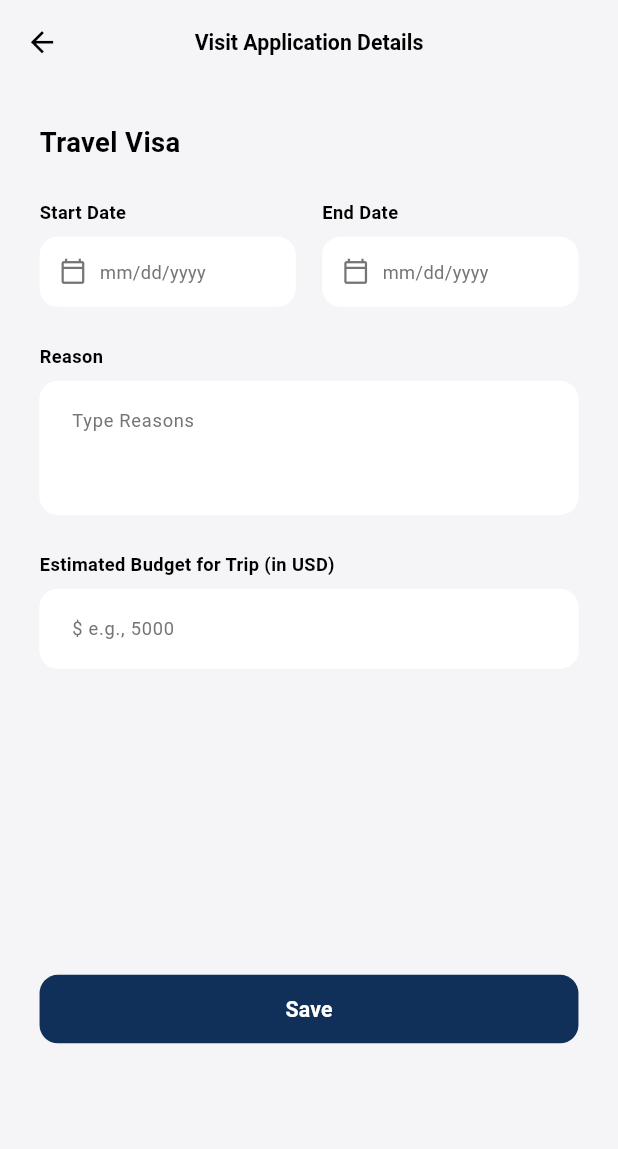
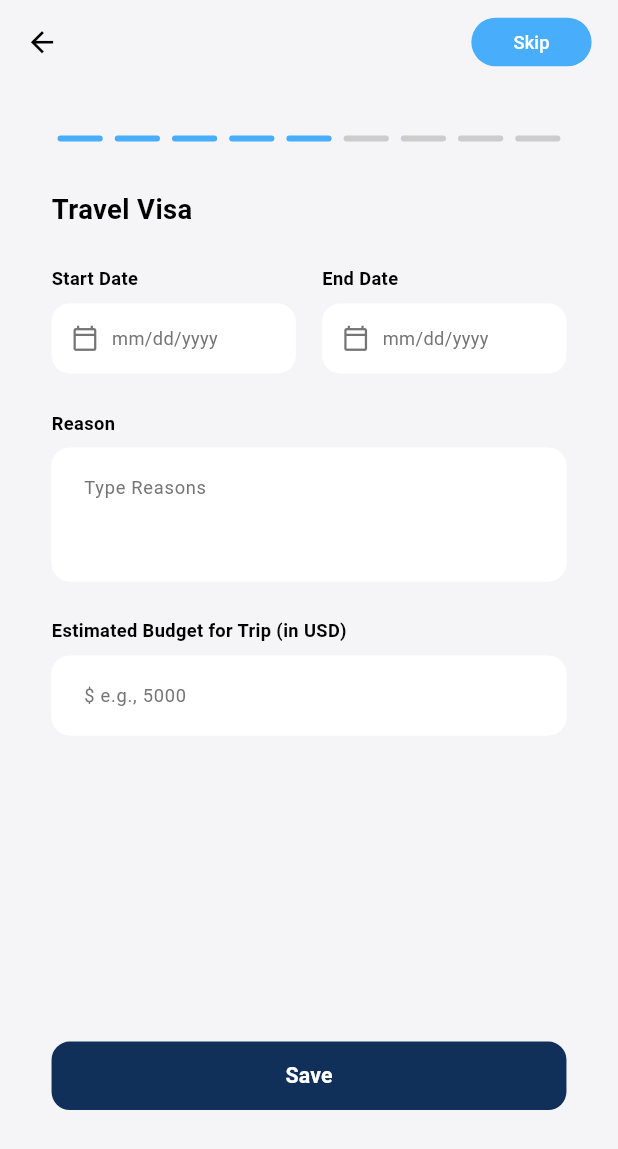
Before and after one commit to Qazaz2350/mv-travel, a Flutter app: the _TravelVisaContent screen opened directly, on a phone screen of 412 x 824 dp. Shown: the top 1149 px of the screen. Run offline on Flutter 3.47's test engine with Material 3 defaults, Android fonts, the phone set to English and light mode, and no system bars; our stand-ins replace flutter_screenutil.

Commit message:
Your commit message

```diff
--- a/lib/views/user_verification/travel_visit_screen.dart
+++ b/lib/views/user_verification/travel_visit_screen.dart
@@ -3,6 +3,8 @@ import 'package:flutter_screenutil/flutter_screenutil.dart';
 import 'package:mvtravel/utilis/FontSizes.dart';
 import 'package:mvtravel/utilis/colors.dart';
 import 'package:mvtravel/utilis/commen/full_size_button.dart';
+import 'package:mvtravel/utilis/commen/progress_indicator.dart';
+import 'package:mvtravel/utilis/commen/widgets/skip_button.dart';
 import 'package:mvtravel/utilis/nav.dart';
 import 'package:mvtravel/view_model/travel_visit_viewmodel.dart';
 import 'package:provider/provider.dart';
@@ -63,21 +65,22 @@ class _TravelVisaContent extends StatelessWidget {
           icon: Icon(Icons.arrow_back, color: Colors.black, size: 22.sp),
           onPressed: () => Nav.pop(context),
         ),
-        title: Text(
-          'Visit Application Details',
-          style: TextStyle(
-            color: AppColors.black,
-            fontSize: FontSizes.f16,
-            fontWeight: FontWeight.w600,
+        actions: [
+          Padding(
+            padding: EdgeInsets.only(right: 16.w),
+            child: SkipButton(onPressed: () {}),
           ),
+        ],
       ),
-        centerTitle: true,
-      ),
-      body: SingleChildScrollView(
+      body: Padding(
+        padding: const EdgeInsets.all(8.0),
+        child: SingleChildScrollView(
           padding: EdgeInsets.all(24.w),
           child: Column(
             crossAxisAlignment: CrossAxisAlignment.start,
             children: [
+              StepIndicator(totalSteps: 9, currentStep: 5),
+              SizedBox(height: 32.h),
               // Title
               Text(
                 'Travel Visa',
@@ -200,6 +203,7 @@ class _TravelVisaContent extends StatelessWidget {
             ],
           ),
         ),
+      ),
     );
   }
 }
```
Lines whose indentation alone changed are shown as unchanged.
